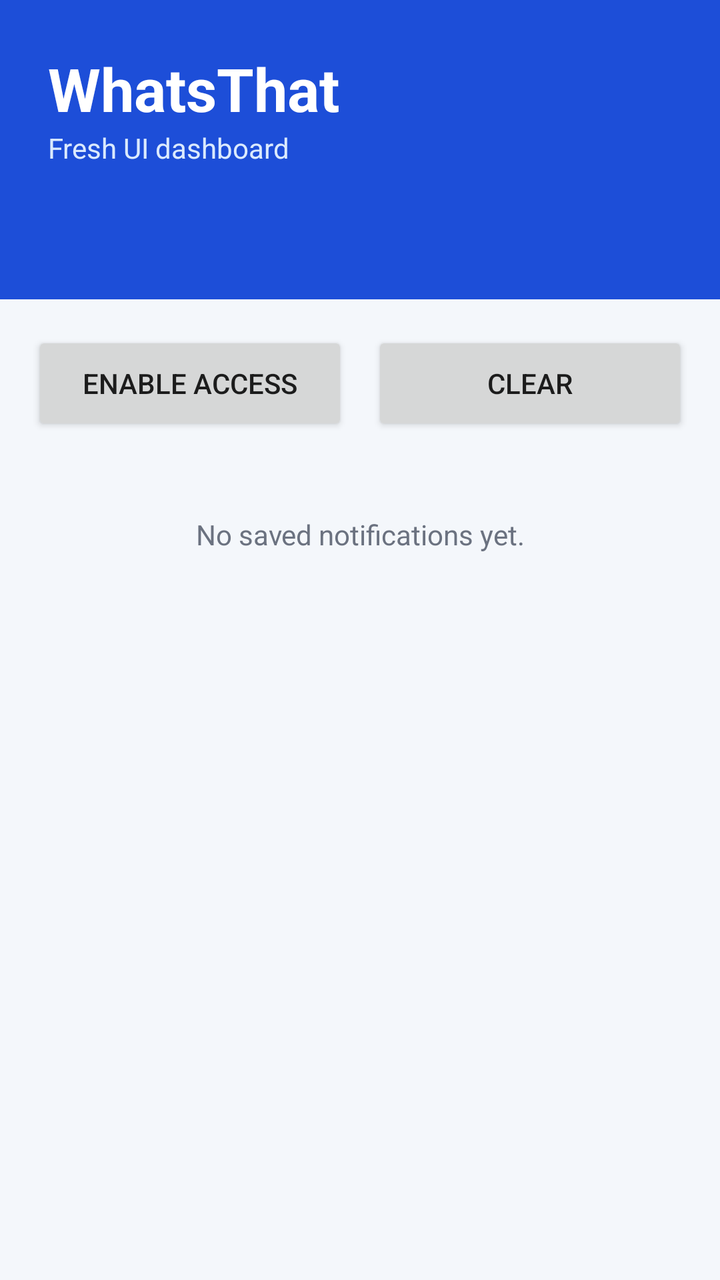
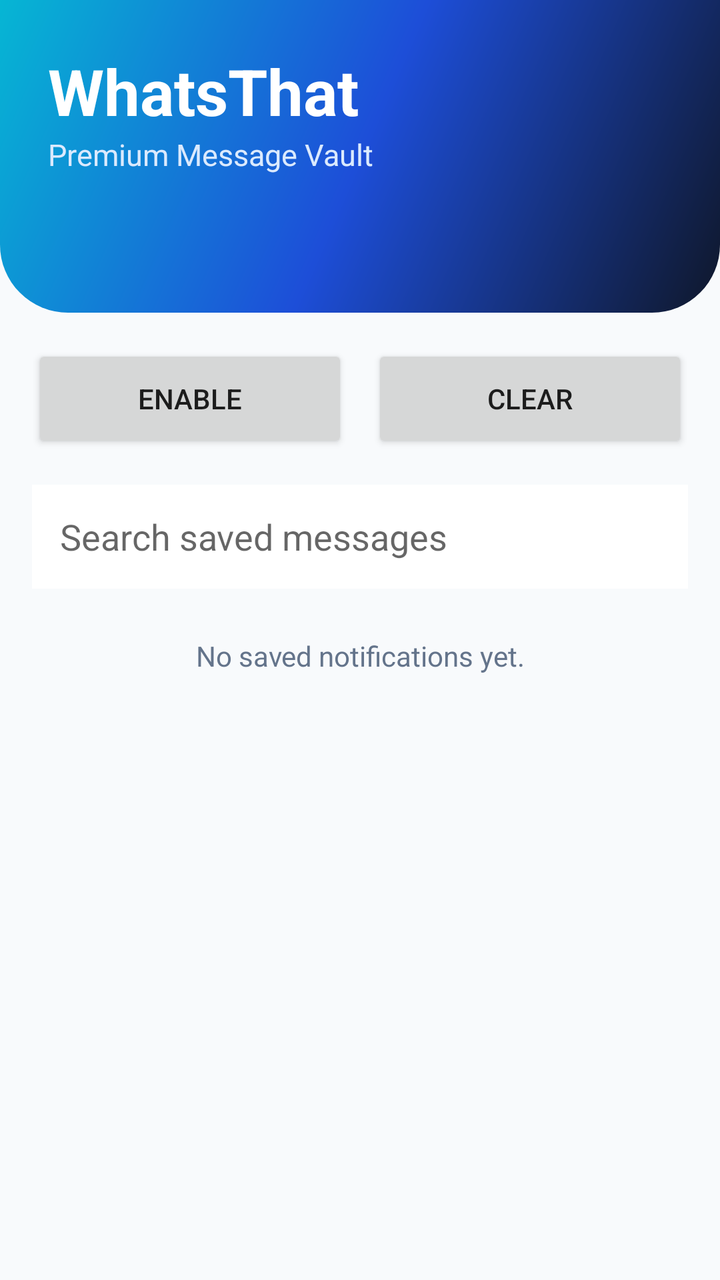

The first picture is an Android layout as it rendered before a commit; the second is the same layout after the commit. The layout source and the unified diff follow.
<!-- AndroidManifest.xml: application theme android:Theme.Material.Light.NoActionBar -->
<!-- res/layout/activity_main.xml -->
<LinearLayout xmlns:android="http://schemas.android.com/apk/res/android"
 android:orientation="vertical" android:layout_width="match_parent" android:layout_height="match_parent" android:background="@color/brand_bg">
 <LinearLayout android:layout_width="match_parent" android:layout_height="wrap_content" android:orientation="vertical" android:padding="24dp" android:background="#1D4ED8">
  <TextView android:layout_width="wrap_content" android:layout_height="wrap_content" android:text="WhatsThat" android:textColor="#FFFFFF" android:textStyle="bold" android:textSize="30sp"/>
  <TextView android:layout_width="wrap_content" android:layout_height="wrap_content" android:text="Fresh UI dashboard" android:textColor="#DBEAFE" android:textSize="14sp"/>
  <TextView android:id="@+id/countText" android:layout_width="wrap_content" android:layout_height="wrap_content" android:textColor="#FFFFFF" android:textStyle="bold" android:textSize="18sp" android:paddingTop="18dp"/>
 </LinearLayout>
 <LinearLayout android:layout_width="match_parent" android:layout_height="wrap_content" android:orientation="horizontal" android:padding="16dp">
  <Button android:id="@+id/openBtn" android:layout_width="0dp" android:layout_height="52dp" android:layout_weight="1" android:text="Enable Access"/>
  <Button android:id="@+id/clearBtn" android:layout_width="0dp" android:layout_height="52dp" android:layout_weight="1" android:layout_marginStart="12dp" android:text="Clear"/>
 </LinearLayout>
 <TextView android:id="@+id/emptyText" android:layout_width="match_parent" android:layout_height="wrap_content" android:padding="24dp" android:gravity="center" android:textColor="#6B7280" android:text="No saved notifications yet."/>
 <ListView android:id="@+id/listView" android:layout_width="match_parent" android:layout_height="0dp" android:layout_weight="1" android:padding="12dp" android:dividerHeight="10dp"/>
</LinearLayout>
<!-- resources referenced by this layout -->
<resources>
  <color name="brand_bg">#F4F7FB</color>
</resources>

<!-- the commit's change to res/layout/activity_main.xml (unified diff, before → after) -->
@@ -1,14 +1,15 @@
 <LinearLayout xmlns:android="http://schemas.android.com/apk/res/android"
- android:orientation="vertical" android:layout_width="match_parent" android:layout_height="match_parent" android:background="@color/brand_bg">
- <LinearLayout android:layout_width="match_parent" android:layout_height="wrap_content" android:orientation="vertical" android:padding="24dp" android:background="#1D4ED8">
-  <TextView android:layout_width="wrap_content" android:layout_height="wrap_content" android:text="WhatsThat" android:textColor="#FFFFFF" android:textStyle="bold" android:textSize="30sp"/>
-  <TextView android:layout_width="wrap_content" android:layout_height="wrap_content" android:text="Fresh UI dashboard" android:textColor="#DBEAFE" android:textSize="14sp"/>
-  <TextView android:id="@+id/countText" android:layout_width="wrap_content" android:layout_height="wrap_content" android:textColor="#FFFFFF" android:textStyle="bold" android:textSize="18sp" android:paddingTop="18dp"/>
- </LinearLayout>
- <LinearLayout android:layout_width="match_parent" android:layout_height="wrap_content" android:orientation="horizontal" android:padding="16dp">
-  <Button android:id="@+id/openBtn" android:layout_width="0dp" android:layout_height="52dp" android:layout_weight="1" android:text="Enable Access"/>
-  <Button android:id="@+id/clearBtn" android:layout_width="0dp" android:layout_height="52dp" android:layout_weight="1" android:layout_marginStart="12dp" android:text="Clear"/>
- </LinearLayout>
- <TextView android:id="@+id/emptyText" android:layout_width="match_parent" android:layout_height="wrap_content" android:padding="24dp" android:gravity="center" android:textColor="#6B7280" android:text="No saved notifications yet."/>
- <ListView android:id="@+id/listView" android:layout_width="match_parent" android:layout_height="0dp" android:layout_weight="1" android:padding="12dp" android:dividerHeight="10dp"/>
+android:layout_width="match_parent" android:layout_height="match_parent" android:orientation="vertical" android:background="#F8FAFC">
+<LinearLayout android:layout_width="match_parent" android:layout_height="wrap_content" android:orientation="vertical" android:padding="24dp" android:background="@drawable/premium_header">
+<TextView android:layout_width="wrap_content" android:layout_height="wrap_content" android:text="WhatsThat" android:textColor="#FFFFFF" android:textStyle="bold" android:textSize="32sp"/>
+<TextView android:layout_width="wrap_content" android:layout_height="wrap_content" android:text="Premium Message Vault" android:textColor="#DBEAFE" android:textSize="15sp"/>
+<TextView android:id="@+id/countText" android:layout_width="wrap_content" android:layout_height="wrap_content" android:layout_marginTop="18dp" android:textColor="#FFFFFF" android:textStyle="bold" android:textSize="20sp"/>
 </LinearLayout>
+<LinearLayout android:layout_width="match_parent" android:layout_height="wrap_content" android:orientation="horizontal" android:padding="16dp">
+<Button android:id="@+id/openBtn" android:layout_width="0dp" android:layout_height="54dp" android:layout_weight="1" android:text="Enable"/>
+<Button android:id="@+id/clearBtn" android:layout_width="0dp" android:layout_height="54dp" android:layout_weight="1" android:layout_marginStart="12dp" android:text="Clear"/>
+</LinearLayout>
+<EditText android:id="@+id/searchBox" android:layout_width="match_parent" android:layout_height="52dp" android:layout_marginLeft="16dp" android:layout_marginRight="16dp" android:hint="Search saved messages" android:padding="14dp" android:background="#FFFFFF"/>
+<TextView android:id="@+id/emptyText" android:layout_width="match_parent" android:layout_height="wrap_content" android:padding="24dp" android:gravity="center" android:text="No saved notifications yet." android:textColor="#64748B"/>
+<ListView android:id="@+id/listView" android:layout_width="match_parent" android:layout_height="0dp" android:layout_weight="1" android:padding="12dp" android:dividerHeight="10dp"/>
+</LinearLayout>
<!-- resource entries referenced after the edit -->
@@ -1,5 +1,9 @@
 <!-- resources referenced by this layout -->
 <resources>
-  <color name="brand_bg">#F4F7FB</color>
+  <!-- drawable premium_header (drawable) -->
+  <shape xmlns:android="http://schemas.android.com/apk/res/android">
+      <gradient android:startColor="#0F172A" android:centerColor="#1D4ED8" android:endColor="#06B6D4" android:angle="135" />
+      <corners android:bottomLeftRadius="34dp" android:bottomRightRadius="34dp" />
+  </shape>
 </resources>
 
